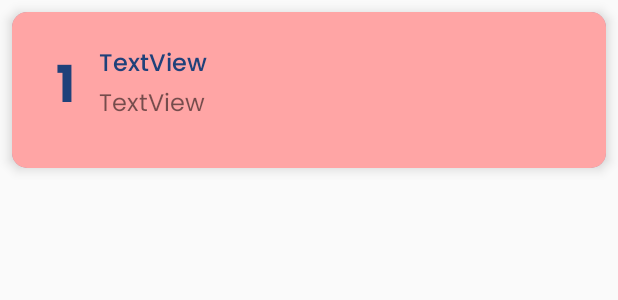
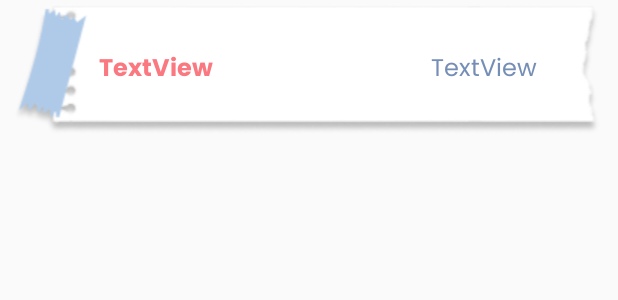
Before and after one commit to Adr029/Memoir-Slambook, an Android app: the layout slam_list_layout.xml on its own in the app's theme, with its tools: preview values and no code run, on a phone screen of 412 x 824 dp. Shown: the top 300 px of the screen. Run offline under Robolectric (Android 15) with nearby library versions, the phone set to English and light mode, and no system bars.

Commit message:
changed background color of slam list

```diff
--- a/app/src/main/res/layout/slam_list_layout.xml
+++ b/app/src/main/res/layout/slam_list_layout.xml
@@ -10,54 +10,73 @@
         android:id="@+id/card_slam"
         android:layout_width="match_parent"
         android:layout_height="match_parent"
-        android:layout_margin="8dp"
-        app:cardBackgroundColor="@color/blue"
+        app:cardBackgroundColor="#00FFFFFF"
         app:cardCornerRadius="10dp"
-        app:cardElevation="5dp">
+        app:cardElevation="0dp">
 
         <androidx.constraintlayout.widget.ConstraintLayout
             android:layout_width="match_parent"
-            android:layout_height="104dp"
-            android:background="@color/light_pink"
-            android:padding="15dp">
+            android:layout_height="match_parent">
+
+            <ImageView
+                android:id="@+id/imageView4"
+                android:layout_width="match_parent"
+                android:layout_height="match_parent"
+                app:layout_constraintBottom_toBottomOf="parent"
+                app:layout_constraintEnd_toEndOf="parent"
+                app:layout_constraintStart_toStartOf="parent"
+                app:layout_constraintTop_toTopOf="parent"
+                app:srcCompat="@drawable/one_slam" />
+
+            <LinearLayout
+                android:id="@+id/linearLayout3"
+                android:layout_width="360dp"
+                android:layout_height="42dp"
+                android:gravity="center"
+                android:orientation="horizontal"
+                app:layout_constraintBottom_toBottomOf="parent"
+                app:layout_constraintEnd_toEndOf="parent"
+                app:layout_constraintStart_toStartOf="parent"
+                app:layout_constraintTop_toTopOf="parent">
 
                 <TextView
                     android:id="@+id/txt_slamID"
                     android:layout_width="wrap_content"
                     android:layout_height="wrap_content"
                     android:fontFamily="@font/poppins_bold"
+                    android:paddingLeft="27dp"
                     android:text="1"
-                android:textColor="@color/dark_blue"
-                android:textSize="34sp"
-                app:layout_constraintBottom_toBottomOf="parent"
-                app:layout_constraintEnd_toEndOf="parent"
-                app:layout_constraintHorizontal_bias="0.039"
-                app:layout_constraintStart_toStartOf="parent"
-                app:layout_constraintTop_toTopOf="parent"
-                app:layout_constraintVertical_bias="0.466" />
+                    android:textColor="#00FFFFFF"
+                    android:textSize="34sp" />
 
                 <TextView
                     android:id="@+id/txt_slamAuthor"
                     android:layout_width="wrap_content"
                     android:layout_height="wrap_content"
-                android:layout_marginStart="16dp"
-                android:fontFamily="@font/poppins_medium"
+                    android:fontFamily="@font/poppins_bold"
                     android:text="TextView"
-                android:textColor="@color/dark_blue"
-                android:textSize="16sp"
-                app:layout_constraintStart_toEndOf="@+id/txt_slamID"
-                app:layout_constraintTop_toTopOf="@+id/txt_slamID" />
+                    android:textColor="@color/dark_pink"
+                    android:textSize="16sp" />
+
+                <Space
+                    android:layout_width="wrap_content"
+                    android:layout_height="wrap_content"
+                    android:layout_weight="1" />
 
                 <TextView
                     android:id="@+id/txt_slamDate"
                     android:layout_width="wrap_content"
                     android:layout_height="wrap_content"
+                    android:layout_marginRight="28dp"
                     android:fontFamily="@font/poppins_regular"
                     android:text="TextView"
-                android:textSize="16sp"
-                app:layout_constraintStart_toStartOf="@+id/txt_slamAuthor"
-                app:layout_constraintTop_toBottomOf="@+id/txt_slamAuthor" />
+                    android:textColor="@color/blue"
+                    android:textSize="16sp" />
+
+            </LinearLayout>
+
         </androidx.constraintlayout.widget.ConstraintLayout>
+
     </androidx.cardview.widget.CardView>
 
 </LinearLayout>
```
Also changed, not shown: app/src/main/res/drawable/one_slam.png (added). Lines whose indentation alone changed are shown as unchanged.
